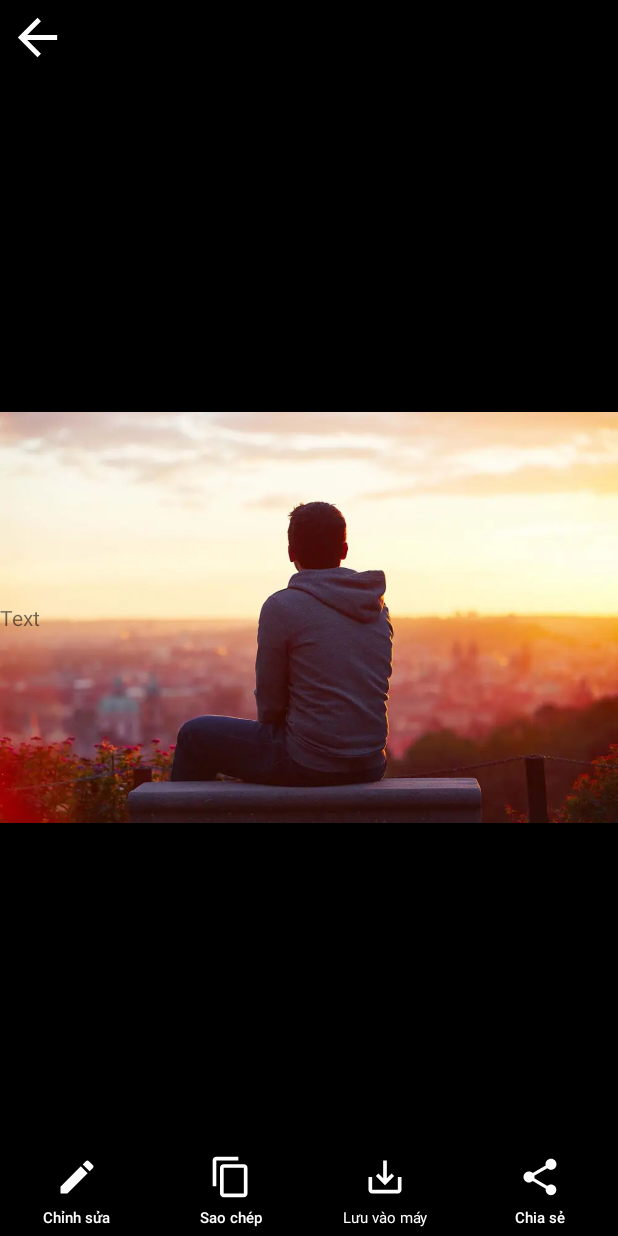
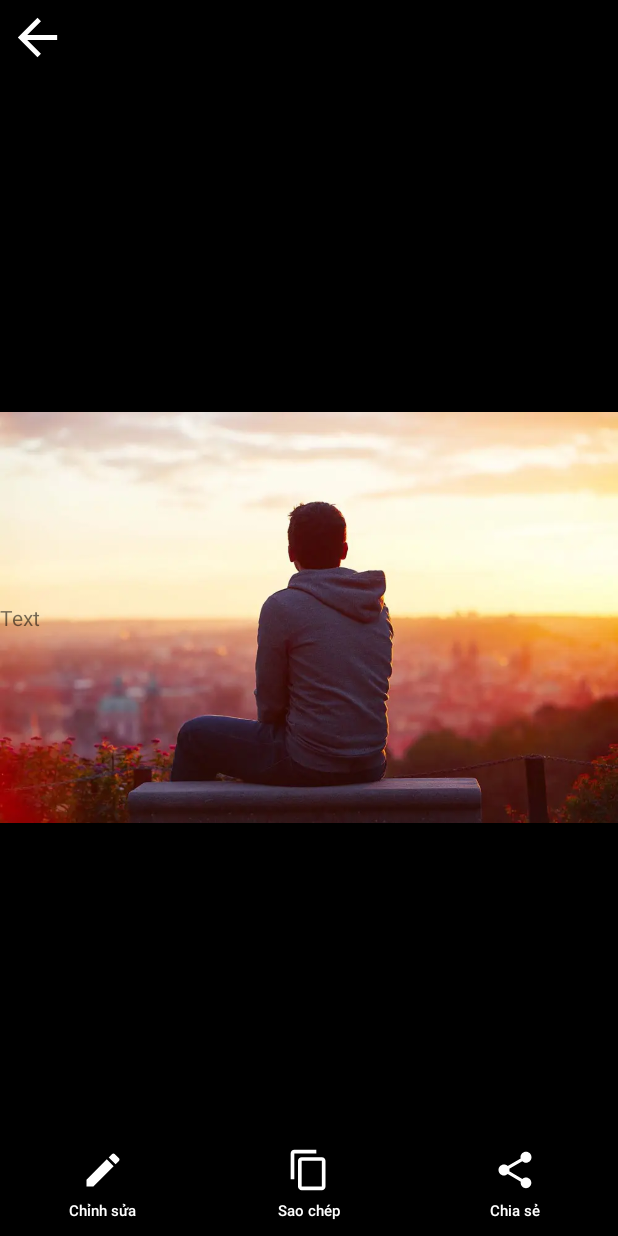
Before and after one commit to dbackspace/SocialCaption, an Android app: the layout dialog_preview_caption.xml on its own in the app's theme, with its tools: preview values and no code run, on a phone screen of 412 x 824 dp. Run offline under Robolectric (Android 15) with nearby library versions, the phone set to English and light mode, and no system bars.

Commit message:
fix conflict

```diff
--- a/app/src/main/java/com/xlteam/socialcaption/ui/edit/EditCaptionActivity.java
+++ b/app/src/main/java/com/xlteam/socialcaption/ui/edit/EditCaptionActivity.java
@@ -43,9 +43,7 @@ import java.util.List;
 
 import static com.xlteam.socialcaption.external.utility.Constant.EDITOR;
 import static com.xlteam.socialcaption.external.utility.Constant.EDITOR_CAU_THOAI_SIZE;
-import static com.xlteam.socialcaption.external.utility.Constant.LoaderTaskType.LOAD_ALL;
 import static com.xlteam.socialcaption.external.utility.Constant.LoaderTaskType.LOAD_ALL_USER_CAPTION;
-import static com.xlteam.socialcaption.external.utility.Constant.LoaderTaskType.SEARCH_BY_CONTENT;
 import static com.xlteam.socialcaption.external.utility.Constant.RepositoryType.USER_REPOSITORY;
 
 public class EditCaptionActivity extends AppCompatActivity
@@ -177,7 +175,7 @@ public class EditCaptionActivity extends AppCompatActivity
 
     @Override
     public void selectColor(int color) {
-        UiUtils.setColorForTextView(mEdtCaption, mColors.get(color));
+        Utility.setColorForTextView(mEdtCaption, mColors.get(color));
 
         mColorTextDefault = color;
         // check change
--- a/app/src/main/java/com/xlteam/socialcaption/ui/home/PreviewCaptionDialogBuilder.java
+++ b/app/src/main/java/com/xlteam/socialcaption/ui/home/PreviewCaptionDialogBuilder.java
@@ -38,7 +38,6 @@ public class PreviewCaptionDialogBuilder {
     private final ImageView mBtnBack;
     private final ImageView mBtnEdit;
     private final ImageView mBtnCopy;
-    private final ImageView mBtnSave;
     private final ImageView mBtnShare;
     private final RelativeLayout rlBackgroundForSaving;
     private final CommonCaption mCaption;
@@ -59,7 +58,6 @@ public class PreviewCaptionDialogBuilder {
         mBtnBack = mDialog.findViewById(R.id.btn_preview_to_home);
         mBtnEdit = mDialog.findViewById(R.id.btn_preview_edit);
         mBtnCopy = mDialog.findViewById(R.id.btn_preview_copy);
-        mBtnSave = mDialog.findViewById(R.id.btn_preview_save);
         mBtnShare = mDialog.findViewById(R.id.btn_preview_share);
 
         mBtnBack.setOnClickListener(v -> mDialog.dismiss());
@@ -69,8 +67,6 @@ public class PreviewCaptionDialogBuilder {
             intent.putExtra("CAPTION", commonCaption);
             context.startActivity(intent);
         });
-
-        mBtnSave.setOnClickListener(v -> takePicture(rlBackgroundForSaving));
 
         mBtnShare.setOnClickListener(v -> {
             try {
--- a/app/src/main/res/layout/dialog_preview_caption.xml
+++ b/app/src/main/res/layout/dialog_preview_caption.xml
@@ -39,7 +39,7 @@
         android:layout_width="match_parent"
         android:layout_height="wrap_content"
         android:layout_alignParentBottom="true"
-        android:layout_marginBottom="5dp">
+        android:layout_marginBottom="10dp">
 
         <LinearLayout
             android:layout_width="0dp"
@@ -91,29 +91,7 @@
                 android:textSize="10dp" />
         </LinearLayout>
 
-        <LinearLayout
-            android:layout_width="0dp"
-            android:layout_height="wrap_content"
-            android:layout_weight="1"
-            android:gravity="center"
-            android:orientation="vertical">
 
-            <ImageView
-                android:id="@+id/btn_preview_save"
-                android:layout_width="40dp"
-                android:layout_height="40dp"
-                android:layout_gravity="center"
-                android:background="@drawable/bg_ripple_click_view_circle"
-                android:padding="5dp"
-                android:src="@drawable/ic_save" />
-
-            <TextView
-                android:layout_width="wrap_content"
-                android:layout_height="wrap_content"
-                android:text="Lưu vào máy"
-                android:textColor="@color/white"
-                android:textSize="10dp" />
-        </LinearLayout>
 
         <LinearLayout
             android:layout_width="0dp"
--- a/app/src/main/res/layout/item_caption_in_category.xml
+++ b/app/src/main/res/layout/item_caption_in_category.xml
@@ -31,7 +31,7 @@
             android:textSize="14dp" />
 
         <ImageView
-            android:id="@+id/image_heart"
+            android:id="@+id/image_bookmark"
             android:layout_width="20dp"
             android:layout_height="20dp"
             android:layout_alignParentTop="true"
```
Also changed, not shown: app/src/main/java/com/xlteam/socialcaption/ui/home/CaptionAdapter.java (+5 -5 lines).
